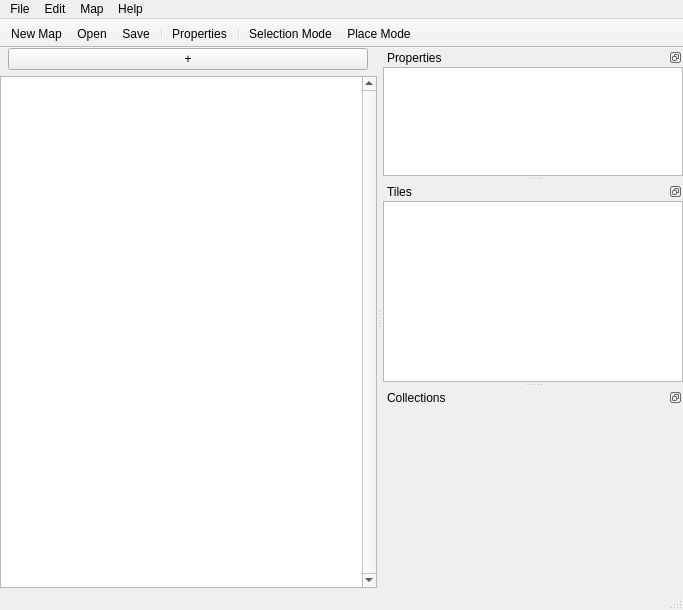
This is roadr_editor/main.ui in Xalageus/roadr-editor as Qt 5 draws it before an edit. The edited form follows.
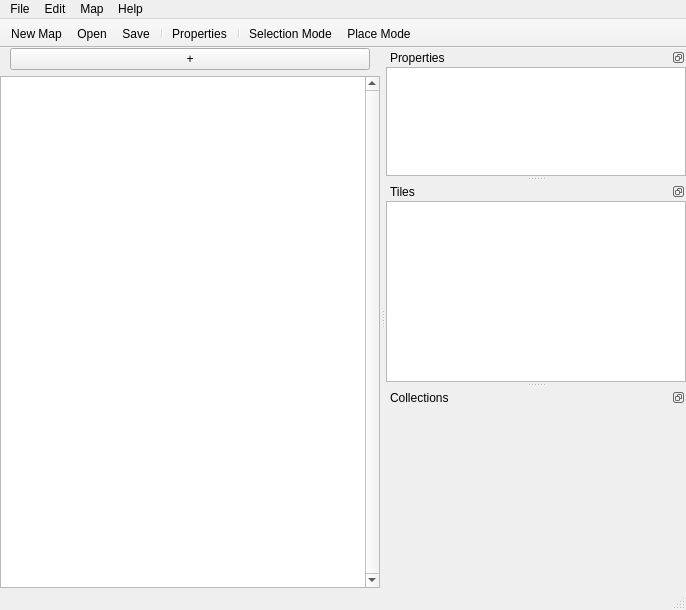
This is the edited form. Custom widgets are drawn as their Qt base class.

Commit message: Three pixels too small

```diff
--- a/roadr_editor/main.ui
+++ b/roadr_editor/main.ui
@@ -6,7 +6,7 @@
    <rect>
     <x>0</x>
     <y>0</y>
-    <width>683</width>
+    <width>684</width>
     <height>610</height>
    </rect>
   </property>
@@ -75,7 +75,7 @@
       </property>
       <property name="minimumSize">
        <size>
-        <width>377</width>
+        <width>380</width>
         <height>512</height>
        </size>
       </property>
@@ -103,7 +103,7 @@
     <rect>
      <x>0</x>
      <y>0</y>
-     <width>683</width>
+     <width>684</width>
      <height>22</height>
     </rect>
    </property>
```
